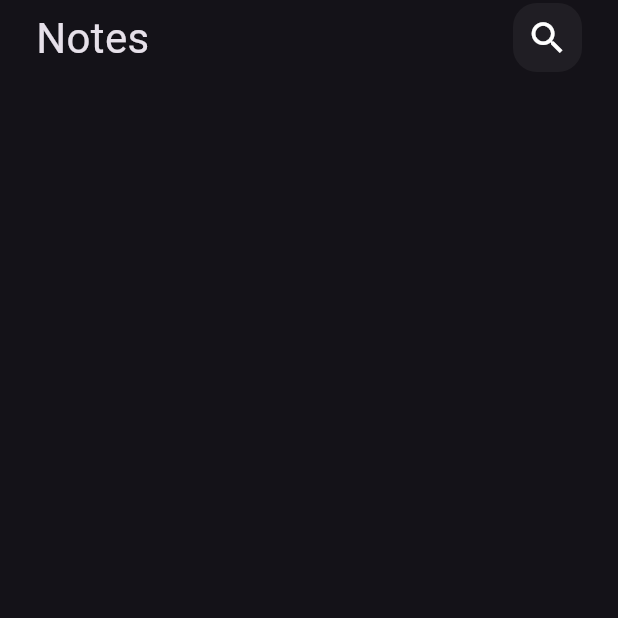
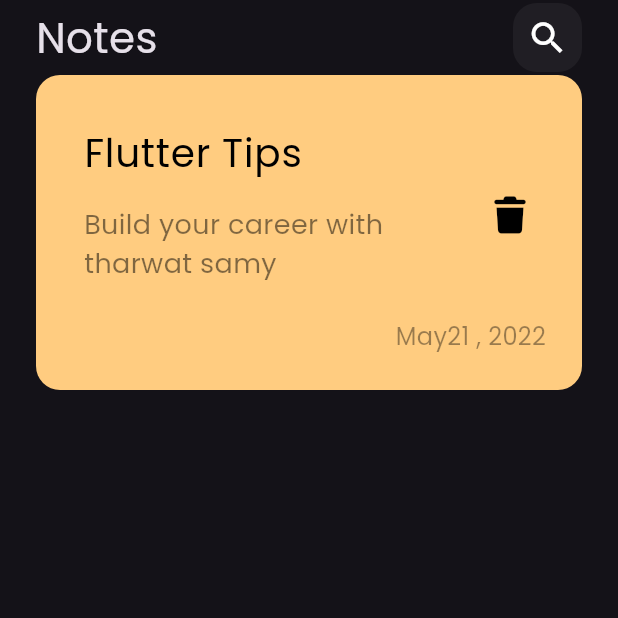
Before and after one commit to renad99200/notes_app, a Flutter app: the screen it shows after launch, on a phone screen of 412 x 824 dp, the top half of it. Run offline on Flutter 3.47's test engine with Material 3 defaults, Android fonts, the phone set to English and light mode, and no system bars; our stand-ins replace font_awesome_flutter.

Commit message:
create custom note item

```diff
--- a/lib/main.dart
+++ b/lib/main.dart
@@ -11,7 +11,7 @@ class NotesApp extends StatelessWidget {
   @override
   Widget build(BuildContext context) {
     return MaterialApp(
-      theme: ThemeData(brightness: Brightness.dark),
+      theme: ThemeData(brightness: Brightness.dark,fontFamily: "Poppins"),
       home:const NotesView(),
     );
   }
--- /dev/null
+++ b/lib/views/widgets/custom_note_item.dart
@@ -0,0 +1,35 @@
+import 'package:flutter/cupertino.dart';
+import 'package:flutter/material.dart';
+import 'package:font_awesome_flutter/font_awesome_flutter.dart';
+
+class NoteItem extends StatelessWidget {
+  const NoteItem({super.key});
+
+  @override
+  Widget build(BuildContext context) {
+    return Container(
+      padding: EdgeInsets.only(top: 24,bottom: 24,left: 16),
+      decoration: BoxDecoration(
+        color:const Color(0xffFFCC80),
+        borderRadius: BorderRadius.circular(16),
+      ),
+      child:Column(
+        crossAxisAlignment: CrossAxisAlignment.end,
+        children: [
+          ListTile(
+            title: Text("Flutter Tips",style: TextStyle(color: Colors.black,fontSize: 26),),
+            subtitle: Padding(
+              padding: const EdgeInsets.only(top: 16,bottom: 16),
+              child: Text("Build your career with tharwat samy",style: TextStyle(color: Colors.black.withOpacity(0.5),fontSize: 18),),
+            ),
+            trailing: IconButton(onPressed: (){}, icon: const Icon(FontAwesomeIcons.trash,color:Colors.black ,size: 24,)),
+          ),
+          Padding(
+            padding: const EdgeInsets.only(right: 24),
+            child: Text("May21 , 2022",style: TextStyle(color: Colors.black.withOpacity(0.4),fontSize: 16),),
+          )
+        ],
+      ) ,
+    );
+  }
+}
--- a/lib/views/widgets/notes_view_body.dart
+++ b/lib/views/widgets/notes_view_body.dart
@@ -1,6 +1,7 @@
-import 'package:flutter/cupertino.dart';
-
+import 'package:flutter/material.dart';
+import 'package:font_awesome_flutter/font_awesome_flutter.dart';
 import 'custom_app_bar.dart';
+import 'custom_note_item.dart';
 
 class NotesViewBody extends StatelessWidget {
   const NotesViewBody({super.key});
@@ -10,9 +11,8 @@ class NotesViewBody extends StatelessWidget {
     return Padding(
       padding: const EdgeInsets.symmetric(horizontal: 24),
       child: Column(children:const [
-        CustomAppBar(
-
-        ),
+        CustomAppBar(),
+        NoteItem(),
 
       ],
       ),
```
Also changed, not shown: pubspec.yaml (+7 -6 lines), assets/fonts/Poppins-Regular.ttf (added), pubspec.lock.
